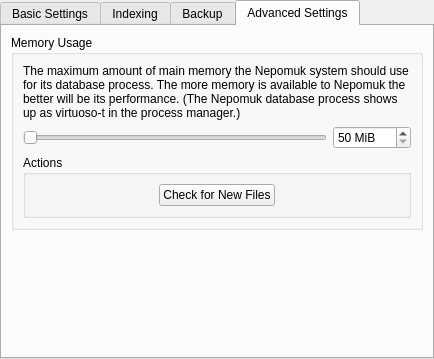
KDE/kde-runtime, file nepomuk/kcm/nepomukconfigwidget.ui: the form before one commit.
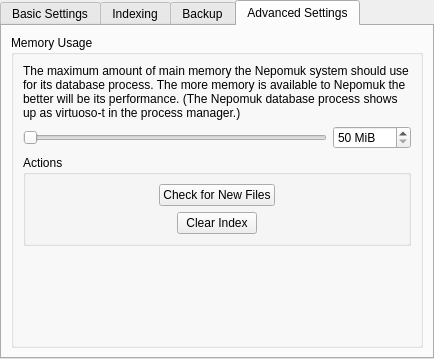
The form after the commit. The open tabs and pages were chosen to show the change. Custom widgets are drawn as their Qt base class.

Commit message: [nepomuk] Added a button to the Nepomuk KCM to clear the file index

```diff
--- a/nepomuk/kcm/nepomukconfigwidget.ui
+++ b/nepomuk/kcm/nepomukconfigwidget.ui
@@ -620,8 +620,42 @@
                </item>
               </layout>
              </item>
-            </layout>
-           </widget>
+             <item>
+              <layout class="QHBoxLayout" name="horizontalLayout_9">
+               <item>
+                <spacer name="horizontalSpacer_7">
+                 <property name="orientation">
+                  <enum>Qt::Horizontal</enum>
+                 </property>
+                 <property name="sizeHint" stdset="0">
+                  <size>
+                   <width>40</width>
+                   <height>20</height>
+                  </size>
+                 </property>
+                </spacer>
+               </item>
+               <item>
+                <widget class="QPushButton" name="m_buttonClearIndexedData">
+                 <property name="text">
+                  <string>Clear Index</string>
+                 </property>
+                </widget>
+               </item>
+               <item>
+                <spacer name="horizontalSpacer_8">
+                 <property name="orientation">
+                  <enum>Qt::Horizontal</enum>
+                 </property>
+                 <property name="sizeHint" stdset="0">
+                  <size>
+                   <width>40</width>
+                   <height>20</height>
+                  </size>
+                 </property>
+                </spacer>
+               </item>
+              </layout>
           </item>
          </layout>
         </widget>
@@ -638,6 +672,9 @@
           </size>
          </property>
         </spacer>
+          </item>
+         </layout>
+        </widget>
        </item>
       </layout>
      </widget>
```
Lines whose indentation alone changed are shown as unchanged. The commit also changes 2 other files.
